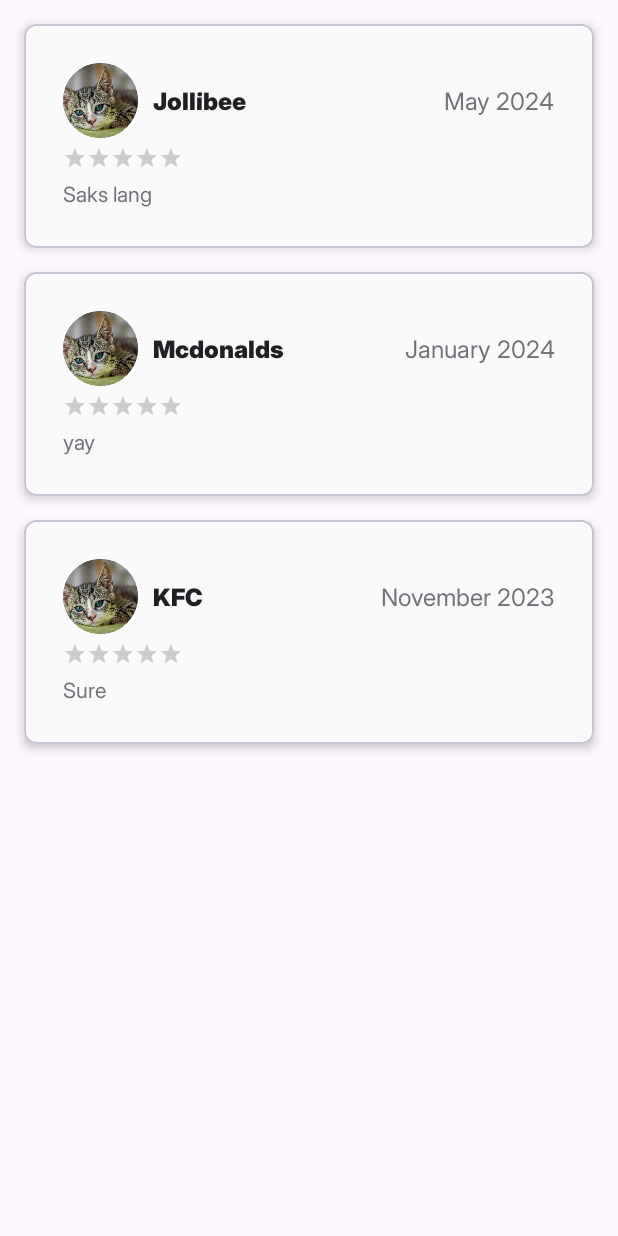
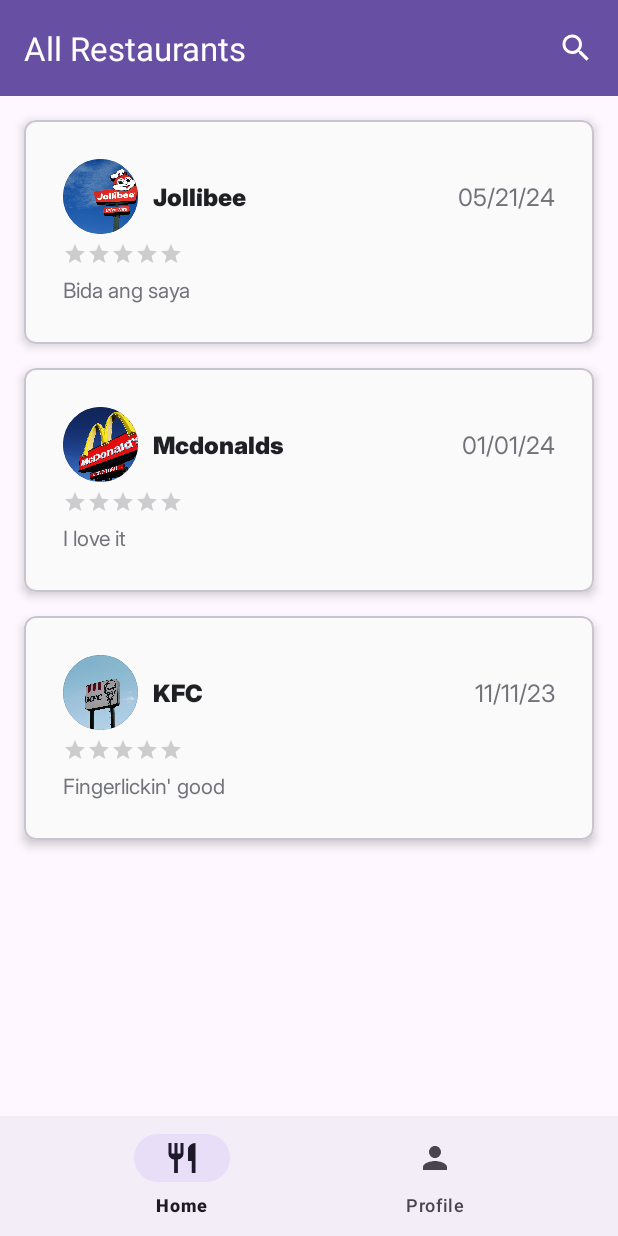
Before and after one commit to jmrnd/mobdeve-rate-eat, an Android app: the fragment ProfileFragment placed in its activity, after a tap on "My Reviews", on a phone screen of 412 x 824 dp. Run offline under Robolectric (Android 15) with nearby library versions, the phone set to English and light mode, and no system bars; our stand-ins replace Firebase (no records; nobody signed in at launch, a user with empty details on screens opened directly).

Commit message:
profile fragment linking
- buttons in profile changes the fragment and not redirects to another activity
- refactored RestoReview to Review (adapter and model)
- added fragment java files

```diff
--- a/app/src/main/java/com/example/rateeat/activities/UserReviewsActivity.java
+++ /dev/null
@@ -1,60 +0,0 @@
-package com.example.rateeat.activities;
-
-import android.os.Bundle;
-
-import androidx.activity.EdgeToEdge;
-import androidx.appcompat.app.AppCompatActivity;
-import androidx.core.graphics.Insets;
-import androidx.core.view.ViewCompat;
-import androidx.core.view.WindowInsetsCompat;
-import androidx.recyclerview.widget.LinearLayoutManager;
-import androidx.recyclerview.widget.RecyclerView;
-
-import com.example.rateeat.R;
-import com.example.rateeat.adapters.UserReviewAdapter;
-import com.example.rateeat.models.RestoReview;
-
-import java.util.ArrayList;
-import java.util.List;
-
-public class UserReviewsActivity extends AppCompatActivity {
-
-    private RecyclerView recyclerView;
-    private UserReviewAdapter adapter;
-    private List<RestoReview> userReviews = new ArrayList<>();
-
-
-    @Override
-    protected void onCreate(Bundle savedInstanceState) {
-        super.onCreate(savedInstanceState);
-        EdgeToEdge.enable(this);
-        setContentView(R.layout.fragment_reviews);
-        ViewCompat.setOnApplyWindowInsetsListener(findViewById(R.id.main), (v, insets) -> {
-            Insets systemBars = insets.getInsets(WindowInsetsCompat.Type.systemBars());
-            v.setPadding(systemBars.left, systemBars.top, systemBars.right, systemBars.bottom);
-            return insets;
-        });
-
-
-        recyclerView = findViewById(R.id.userRecyclerView);
-        recyclerView.setHasFixedSize(true);
-        recyclerView.setLayoutManager(new LinearLayoutManager(this));
-
-        loadDummyData();
-        adapter = new UserReviewAdapter(userReviews, UserReviewsActivity.this);
-        recyclerView.setAdapter(adapter);
-
-    }
-
-
-    //This loads dummy data for user reviews
-    private void loadDummyData(){
-        userReviews = new ArrayList<>();
-        userReviews.add(new RestoReview("null", "Jollibee", "Saks lang", "May 2024","default_image"));
-        userReviews.add(new RestoReview("null", "Mcdonalds", "yay", "January 2024", "default_image"));
-        userReviews.add(new RestoReview("null", "KFC", "Sure", "November 2023","default_image"));
-
-    }
-
-
-}
--- a/app/src/main/java/com/example/rateeat/adapters/UserReviewAdapter.java
+++ b/app/src/main/java/com/example/rateeat/adapters/ReviewAdapter.java
@@ -11,19 +11,18 @@
 import androidx.recyclerview.widget.RecyclerView;
 
 import com.example.rateeat.R;
-import com.example.rateeat.activities.UserReviewsActivity;
-import com.example.rateeat.models.RestoReview;
+import com.example.rateeat.models.Review;
 
 import java.util.List;
 
-public class UserReviewAdapter extends RecyclerView.Adapter<UserReviewAdapter.ViewHolder> {
+public class ReviewAdapter extends RecyclerView.Adapter<ReviewAdapter.ViewHolder> {
 
-    List<RestoReview> userReviews;
+    List<Review> userReviews;
     Context context;
 
-    public UserReviewAdapter(List<RestoReview> userReviews, UserReviewsActivity activity) {
+    public ReviewAdapter(List<Review> userReviews, Context context) {
         this.userReviews = userReviews;
-        this.context = activity;
+        this.context = context;
     }
 
     @NonNull
@@ -35,12 +34,12 @@
 
     @Override
     public void onBindViewHolder(@NonNull ViewHolder holder, int position) {
-        RestoReview restoReview = userReviews.get(position);
-        holder.textViewName.setText(restoReview.getName());
-        holder.textViewRating.setText(restoReview.getComment());
-        holder.reviewDate.setText(restoReview.getDate());
+        Review review = userReviews.get(position);
+        holder.textViewName.setText(review.getName());
+        holder.textViewRating.setText(review.getComment());
+        holder.reviewDate.setText(review.getDate());
 
-        int resourceId = context.getResources().getIdentifier(restoReview.getUserImageName(), "drawable", context.getPackageName());
+        int resourceId = context.getResources().getIdentifier(review.getUserImageName(), "drawable", context.getPackageName());
         if (resourceId != 0) {
             holder.userImage.setImageResource(resourceId);
         } else {
--- a/app/src/main/java/com/example/rateeat/fragments/ProfileFragment.java
+++ b/app/src/main/java/com/example/rateeat/fragments/ProfileFragment.java
@@ -10,14 +10,10 @@
 import androidx.annotation.NonNull;
 import androidx.annotation.Nullable;
 import androidx.fragment.app.Fragment;
-import androidx.recyclerview.widget.RecyclerView;
-import androidx.swiperefreshlayout.widget.SwipeRefreshLayout;
+import androidx.fragment.app.FragmentTransaction;
 
 import com.example.rateeat.R;
-import com.example.rateeat.activities.ChangePasswordActivity;
-import com.example.rateeat.activities.EditProfileActivity;
 import com.example.rateeat.activities.LoginActivity;
-import com.example.rateeat.activities.UserReviewsActivity;
 
 public class ProfileFragment extends Fragment {
 
@@ -32,52 +28,44 @@
     public View onCreateView(@NonNull LayoutInflater inflater, @Nullable ViewGroup container, @Nullable Bundle savedInstanceState) {
         // Inflate the fragment layout
         View view = inflater.inflate(R.layout.fragment_profile, container, false);
+
         myReviews = view.findViewById(R.id.ratedRestos);
         editProfile = view.findViewById(R.id.editProfile);
         changePassword = view.findViewById(R.id.changePass);
         logOut = view.findViewById(R.id.logOut);
 
-        onClickMyReviews();
-        onClickEditProfile();
-        onClickChangePassword();
-        onClickLogOut();
+        myReviews.setOnClickListener(v -> {
+            Fragment reviews = new ReviewsFragment();
+            FragmentTransaction fm = getActivity().getSupportFragmentManager().beginTransaction();
+            fm.replace(R.id.frameLayout, reviews);
+            fm.addToBackStack(null);  // Add this line to enable back navigation
+            fm.commit();
+        });
 
-        return view;
-    }
+        editProfile.setOnClickListener(v -> {
+            Fragment editProfile = new EditProfileFragment();
+            FragmentTransaction fm = getActivity().getSupportFragmentManager().beginTransaction();
+            fm.replace(R.id.frameLayout, editProfile);
+            fm.addToBackStack(null);  // Add this line to enable back navigation
+            fm.commit();
+        });
 
-    public void onClickMyReviews() {
-        myReviews.setOnClickListener(v -> {
-            Intent i = new Intent(getActivity(), UserReviewsActivity.class);
-            startActivity(i);
+        changePassword.setOnClickListener(v -> {
+            Fragment changePass = new ChangePassFragment();
+            FragmentTransaction fm = getActivity().getSupportFragmentManager().beginTransaction();
+            fm.replace(R.id.frameLayout, changePass);
+            fm.addToBackStack(null);  // Add this line to enable back navigation
+            fm.commit();
         });
-    }
 
-    public void onClickEditProfile() {
-        editProfile.setOnClickListener(view -> {
-            Intent i = new Intent(getActivity(), EditProfileActivity.class);
-            startActivity(i);
-        });
-    }
-
-    public void onClickChangePassword() {
-        changePassword.setOnClickListener(view -> {
-            Intent i = new Intent(getActivity(), ChangePasswordActivity.class);
-            startActivity(i);
-        });
-    }
-
-    public void onClickLogOut() {
-        logOut.setOnClickListener(view -> {
+        logOut.setOnClickListener(v -> {
             Intent i = new Intent(getActivity(), LoginActivity.class);
 
-            //clears all tasks
+            // clears all tasks
             i.setFlags(Intent.FLAG_ACTIVITY_NEW_TASK | Intent.FLAG_ACTIVITY_CLEAR_TASK);
             startActivity(i);
         });
 
+        return view;
     }
-
-
-
-
 }
--- /dev/null
+++ b/app/src/main/java/com/example/rateeat/fragments/ReviewsFragment.java
@@ -0,0 +1,61 @@
+package com.example.rateeat.fragments;
+
+import android.os.Bundle;
+
+import androidx.core.graphics.Insets;
+import androidx.core.view.ViewCompat;
+import androidx.core.view.WindowInsetsCompat;
+import androidx.fragment.app.Fragment;
+import androidx.recyclerview.widget.LinearLayoutManager;
+import androidx.recyclerview.widget.RecyclerView;
+
+import android.view.LayoutInflater;
+import android.view.View;
+import android.view.ViewGroup;
+
+import com.example.rateeat.R;
+import com.example.rateeat.adapters.ReviewAdapter;
+import com.example.rateeat.models.Review;
+
+import java.util.ArrayList;
+import java.util.List;
+
+public class ReviewsFragment extends Fragment {
+
+    private RecyclerView recyclerView;
+    private ReviewAdapter adapter;
+    private List<Review> reviews = new ArrayList<>();
+
+    @Override
+    public View onCreateView(LayoutInflater inflater, ViewGroup container, Bundle savedInstanceState) {
+        // Inflate the layout for this fragment
+        View view = inflater.inflate(R.layout.fragment_reviews, container, false);
+
+        // Handle window insets to accommodate system bars (like status bar and navigation bar)
+        ViewCompat.setOnApplyWindowInsetsListener(view.findViewById(R.id.main), (v, insets) -> {
+            Insets systemBars = insets.getInsets(WindowInsetsCompat.Type.systemBars());
+            v.setPadding(systemBars.left, systemBars.top, systemBars.right, systemBars.bottom);
+            return insets;
+        });
+
+        // Initialize RecyclerView
+        recyclerView = view.findViewById(R.id.userRecyclerView);
+        recyclerView.setHasFixedSize(true);
+        recyclerView.setLayoutManager(new LinearLayoutManager(getContext()));
+
+        // Load dummy data and set adapter
+        loadDummyData();
+        adapter = new ReviewAdapter(reviews, getContext());
+        recyclerView.setAdapter(adapter);
+
+        return view;
+    }
+
+    // This loads dummy data for reviews
+    private void loadDummyData() {
+        reviews = new ArrayList<>();
+        reviews.add(new Review("null", "Jollibee", "Bida ang saya", "05/21/24","jollibee"));
+        reviews.add(new Review("null", "Mcdonalds", "I love it", "01/01/24", "mcdonalds"));
+        reviews.add(new Review("null", "KFC", "Fingerlickin' good", "11/11/23","kfc"));
+    }
+}
--- a/app/src/main/java/com/example/rateeat/models/RestoReview.java
+++ b/app/src/main/java/com/example/rateeat/models/Review.java
@@ -6,7 +6,7 @@
 import java.util.HashMap;
 import java.util.Map;
 
-public class RestoReview {
+public class Review {
     private String id;
     private String name;
     private String ratingText;
@@ -15,7 +15,7 @@
 
     private static final FirebaseFirestore db = FirebaseFirestore.getInstance();
 
-    public RestoReview(String id, String name, String ratingText, String date, String userImage){
+    public Review(String id, String name, String ratingText, String date, String userImage){
         this.id = id;
         this.name = name;
         this.ratingText = ratingText;
@@ -37,12 +37,12 @@
     public String getDate(){return this.date;}
     public void setDate(String date){this.date = date;}
 
-    public static void addReview(RestoReview restoReview, OnCompleteListener<Void> listener) {
+    public static void addReview(Review review, OnCompleteListener<Void> listener) {
         Map<String, Object> restoReviewMap = new HashMap<>();
-        restoReviewMap.put("name", restoReview.getName());
-        restoReviewMap.put("description", restoReview.getComment());
-        restoReviewMap.put("image", restoReview.getUserImageName());
-        restoReviewMap.put("date", restoReview.getDate());
+        restoReviewMap.put("name", review.getName());
+        restoReviewMap.put("description", review.getComment());
+        restoReviewMap.put("image", review.getUserImageName());
+        restoReviewMap.put("date", review.getDate());
 
 
         db.collection("restaurants")
--- a/app/src/main/res/layout/fragment_edit_profile.xml
+++ b/app/src/main/res/layout/fragment_edit_profile.xml
@@ -5,7 +5,7 @@
     android:layout_width="match_parent"
     android:layout_height="match_parent"
     android:id = "@+id/main"
-    tools:context=".fragments.ProfileFragment">
+    tools:context=".fragments.EditProfileFragment">
 
 
     <LinearLayout
--- a/app/src/main/res/layout/fragment_reviews.xml
+++ b/app/src/main/res/layout/fragment_reviews.xml
@@ -3,7 +3,8 @@
     xmlns:tools="http://schemas.android.com/tools"
     android:layout_width="match_parent"
     android:layout_height="match_parent"
-    android:id = "@+id/main">
+    android:id="@+id/main"
+    tools:context=".fragments.ReviewsFragment">
 
     <androidx.recyclerview.widget.RecyclerView
         android:id="@+id/userRecyclerView"
```
Also changed, not shown: app/src/main/AndroidManifest.xml (+0 -9 lines), app/src/main/java/com/example/rateeat/activities/ChangePasswordActivity.java (deleted, +0 -25 lines), app/src/main/java/com/example/rateeat/activities/EditProfileActivity.java (deleted, +0 -25 lines), app/src/main/java/com/example/rateeat/activities/MainActivity.java (+11 -0 lines), app/src/main/java/com/example/rateeat/fragments/ChangePassFragment.java (added, +20 -0 lines), app/src/main/java/com/example/rateeat/fragments/EditProfileFragment.java (added, +20 -0 lines).
